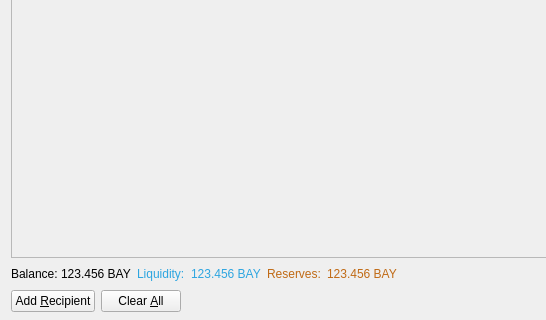
Above: src/qt/forms/sendcoinsdialog.ui from bitbaymarket/bitbay-core before the change; both pictures show x 0 to 546 and y 195 to 515 of the 870 by 515 pixel window. Below: the same form after it.
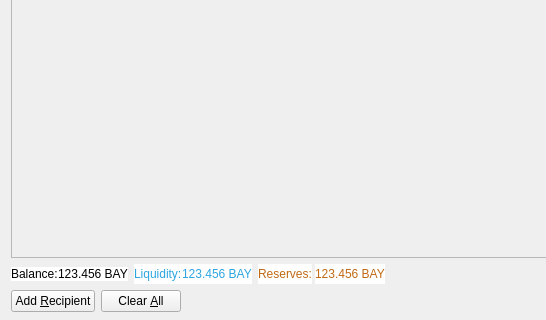
That is the form after the change. Icons and pictures are not drawn.

```diff
--- a/src/qt/forms/sendcoinsdialog.ui
+++ b/src/qt/forms/sendcoinsdialog.ui
@@ -561,7 +561,7 @@
      <item>
       <layout class="QHBoxLayout" name="horizontalLayout_2">
        <property name="spacing">
-        <number>3</number>
+        <number>0</number>
        </property>
        <item>
         <widget class="QLabel" name="label">
@@ -571,6 +571,73 @@
            <verstretch>0</verstretch>
           </sizepolicy>
          </property>
+         <property name="palette">
+          <palette>
+           <active>
+            <colorrole role="Base">
+             <brush brushstyle="SolidPattern">
+              <color alpha="255">
+               <red>255</red>
+               <green>255</green>
+               <blue>255</blue>
+              </color>
+             </brush>
+            </colorrole>
+            <colorrole role="Window">
+             <brush brushstyle="SolidPattern">
+              <color alpha="255">
+               <red>255</red>
+               <green>255</green>
+               <blue>255</blue>
+              </color>
+             </brush>
+            </colorrole>
+           </active>
+           <inactive>
+            <colorrole role="Base">
+             <brush brushstyle="SolidPattern">
+              <color alpha="255">
+               <red>255</red>
+               <green>255</green>
+               <blue>255</blue>
+              </color>
+             </brush>
+            </colorrole>
+            <colorrole role="Window">
+             <brush brushstyle="SolidPattern">
+              <color alpha="255">
+               <red>255</red>
+               <green>255</green>
+               <blue>255</blue>
+              </color>
+             </brush>
+            </colorrole>
+           </inactive>
+           <disabled>
+            <colorrole role="Base">
+             <brush brushstyle="SolidPattern">
+              <color alpha="255">
+               <red>255</red>
+               <green>255</green>
+               <blue>255</blue>
+              </color>
+             </brush>
+            </colorrole>
+            <colorrole role="Window">
+             <brush brushstyle="SolidPattern">
+              <color alpha="255">
+               <red>255</red>
+               <green>255</green>
+               <blue>255</blue>
+              </color>
+             </brush>
+            </colorrole>
+           </disabled>
+          </palette>
+         </property>
+         <property name="autoFillBackground">
+          <bool>true</bool>
+         </property>
          <property name="text">
           <string>Balance:</string>
          </property>
@@ -584,9 +651,76 @@
            <verstretch>0</verstretch>
           </sizepolicy>
          </property>
+         <property name="palette">
+          <palette>
+           <active>
+            <colorrole role="Base">
+             <brush brushstyle="SolidPattern">
+              <color alpha="255">
+               <red>255</red>
+               <green>255</green>
+               <blue>255</blue>
+              </color>
+             </brush>
+            </colorrole>
+            <colorrole role="Window">
+             <brush brushstyle="SolidPattern">
+              <color alpha="255">
+               <red>255</red>
+               <green>255</green>
+               <blue>255</blue>
+              </color>
+             </brush>
+            </colorrole>
+           </active>
+           <inactive>
+            <colorrole role="Base">
+             <brush brushstyle="SolidPattern">
+              <color alpha="255">
+               <red>255</red>
+               <green>255</green>
+               <blue>255</blue>
+              </color>
+             </brush>
+            </colorrole>
+            <colorrole role="Window">
+             <brush brushstyle="SolidPattern">
+              <color alpha="255">
+               <red>255</red>
+               <green>255</green>
+               <blue>255</blue>
+              </color>
+             </brush>
+            </colorrole>
+           </inactive>
+           <disabled>
+            <colorrole role="Base">
+             <brush brushstyle="SolidPattern">
+              <color alpha="255">
+               <red>255</red>
+               <green>255</green>
+               <blue>255</blue>
+              </color>
+             </brush>
+            </colorrole>
+            <colorrole role="Window">
+             <brush brushstyle="SolidPattern">
+              <color alpha="255">
+               <red>255</red>
+               <green>255</green>
+               <blue>255</blue>
+              </color>
+             </brush>
+            </colorrole>
+           </disabled>
+          </palette>
+         </property>
          <property name="cursor">
           <cursorShape>IBeamCursor</cursorShape>
          </property>
+         <property name="autoFillBackground">
+          <bool>true</bool>
+         </property>
          <property name="text">
           <string notr="true">123.456 BAY</string>
          </property>
@@ -599,6 +733,9 @@
      </item>
      <item>
       <layout class="QHBoxLayout" name="horizontalLayout_4">
+       <property name="spacing">
+        <number>0</number>
+       </property>
        <item>
         <widget class="QLabel" name="label_2">
          <property name="palette">
@@ -613,6 +750,24 @@
               </color>
              </brush>
             </colorrole>
+            <colorrole role="Base">
+             <brush brushstyle="SolidPattern">
+              <color alpha="255">
+               <red>255</red>
+               <green>255</green>
+               <blue>255</blue>
+              </color>
+             </brush>
+            </colorrole>
+            <colorrole role="Window">
+             <brush brushstyle="SolidPattern">
+              <color alpha="255">
+               <red>255</red>
+               <green>255</green>
+               <blue>255</blue>
+              </color>
+             </brush>
+            </colorrole>
            </active>
            <inactive>
             <colorrole role="WindowText">
@@ -624,6 +779,24 @@
               </color>
              </brush>
             </colorrole>
+            <colorrole role="Base">
+             <brush brushstyle="SolidPattern">
+              <color alpha="255">
+               <red>255</red>
+               <green>255</green>
+               <blue>255</blue>
+              </color>
+             </brush>
+            </colorrole>
+            <colorrole role="Window">
+             <brush brushstyle="SolidPattern">
+              <color alpha="255">
+               <red>255</red>
+               <green>255</green>
+               <blue>255</blue>
+              </color>
+             </brush>
+            </colorrole>
            </inactive>
            <disabled>
             <colorrole role="WindowText">
@@ -635,9 +808,30 @@
               </color>
              </brush>
             </colorrole>
+            <colorrole role="Base">
+             <brush brushstyle="SolidPattern">
+              <color alpha="255">
+               <red>255</red>
+               <green>255</green>
+               <blue>255</blue>
+              </color>
+             </brush>
+            </colorrole>
+            <colorrole role="Window">
+             <brush brushstyle="SolidPattern">
+              <color alpha="255">
+               <red>255</red>
+               <green>255</green>
+               <blue>255</blue>
+              </color>
+             </brush>
+            </colorrole>
            </disabled>
           </palette>
          </property>
+         <property name="autoFillBackground">
+          <bool>true</bool>
+         </property>
          <property name="text">
           <string>Liquidity:</string>
          </property>
@@ -657,6 +851,15 @@
               </color>
              </brush>
             </colorrole>
+            <colorrole role="Window">
+             <brush brushstyle="SolidPattern">
+              <color alpha="255">
+               <red>255</red>
+               <green>255</green>
+               <blue>255</blue>
+              </color>
+             </brush>
+            </colorrole>
            </active>
            <inactive>
             <colorrole role="WindowText">
@@ -668,6 +871,15 @@
               </color>
              </brush>
             </colorrole>
+            <colorrole role="Window">
+             <brush brushstyle="SolidPattern">
+              <color alpha="255">
+               <red>255</red>
+               <green>255</green>
+               <blue>255</blue>
+              </color>
+             </brush>
+            </colorrole>
            </inactive>
            <disabled>
             <colorrole role="WindowText">
@@ -679,9 +891,21 @@
               </color>
              </brush>
             </colorrole>
+            <colorrole role="Window">
+             <brush brushstyle="SolidPattern">
+              <color alpha="255">
+               <red>255</red>
+               <green>255</green>
+               <blue>255</blue>
+              </color>
+             </brush>
+            </colorrole>
            </disabled>
           </palette>
          </property>
+         <property name="autoFillBackground">
+          <bool>true</bool>
+         </property>
          <property name="text">
           <string>123.456 BAY</string>
          </property>
@@ -694,6 +918,9 @@
      </item>
      <item>
       <layout class="QHBoxLayout" name="horizontalLayout_5">
+       <property name="spacing">
+        <number>3</number>
+       </property>
        <item>
         <widget class="QLabel" name="label_3">
          <property name="palette">
@@ -708,6 +935,24 @@
               </color>
              </brush>
             </colorrole>
+            <colorrole role="Base">
+             <brush brushstyle="SolidPattern">
+              <color alpha="255">
+               <red>255</red>
+               <green>255</green>
+               <blue>255</blue>
+              </color>
+             </brush>
+            </colorrole>
+            <colorrole role="Window">
+             <brush brushstyle="SolidPattern">
+              <color alpha="255">
+               <red>255</red>
+               <green>255</green>
+               <blue>255</blue>
+              </color>
+             </brush>
+            </colorrole>
            </active>
            <inactive>
             <colorrole role="WindowText">
@@ -719,6 +964,24 @@
               </color>
              </brush>
             </colorrole>
+            <colorrole role="Base">
+             <brush brushstyle="SolidPattern">
+              <color alpha="255">
+               <red>255</red>
+               <green>255</green>
+               <blue>255</blue>
+              </color>
+             </brush>
+            </colorrole>
+            <colorrole role="Window">
+             <brush brushstyle="SolidPattern">
+              <color alpha="255">
+               <red>255</red>
+               <green>255</green>
+               <blue>255</blue>
+              </color>
+             </brush>
+            </colorrole>
            </inactive>
            <disabled>
             <colorrole role="WindowText">
@@ -730,9 +993,30 @@
               </color>
              </brush>
             </colorrole>
+            <colorrole role="Base">
+             <brush brushstyle="SolidPattern">
+              <color alpha="255">
+               <red>255</red>
+               <green>255</green>
+               <blue>255</blue>
+              </color>
+             </brush>
+            </colorrole>
+            <colorrole role="Window">
+             <brush brushstyle="SolidPattern">
+              <color alpha="255">
+               <red>255</red>
+               <green>255</green>
+               <blue>255</blue>
+              </color>
+             </brush>
+            </colorrole>
            </disabled>
           </palette>
          </property>
+         <property name="autoFillBackground">
+          <bool>true</bool>
+         </property>
          <property name="text">
           <string>Reserves:</string>
          </property>
@@ -752,6 +1036,24 @@
               </color>
              </brush>
             </colorrole>
+            <colorrole role="Base">
+             <brush brushstyle="SolidPattern">
+              <color alpha="255">
+               <red>255</red>
+               <green>255</green>
+               <blue>255</blue>
+              </color>
+             </brush>
+            </colorrole>
+            <colorrole role="Window">
+             <brush brushstyle="SolidPattern">
+              <color alpha="255">
+               <red>255</red>
+               <green>255</green>
+               <blue>255</blue>
+              </color>
+             </brush>
+            </colorrole>
            </active>
            <inactive>
             <colorrole role="WindowText">
@@ -763,6 +1065,24 @@
               </color>
              </brush>
             </colorrole>
+            <colorrole role="Base">
+             <brush brushstyle="SolidPattern">
+              <color alpha="255">
+               <red>255</red>
+               <green>255</green>
+               <blue>255</blue>
+              </color>
+             </brush>
+            </colorrole>
+            <colorrole role="Window">
+             <brush brushstyle="SolidPattern">
+              <color alpha="255">
+               <red>255</red>
+               <green>255</green>
+               <blue>255</blue>
+              </color>
+             </brush>
+            </colorrole>
            </inactive>
            <disabled>
             <colorrole role="WindowText">
@@ -774,9 +1094,30 @@
               </color>
              </brush>
             </colorrole>
+            <colorrole role="Base">
+             <brush brushstyle="SolidPattern">
+              <color alpha="255">
+               <red>255</red>
+               <green>255</green>
+               <blue>255</blue>
+              </color>
+             </brush>
+            </colorrole>
+            <colorrole role="Window">
+             <brush brushstyle="SolidPattern">
+              <color alpha="255">
+               <red>255</red>
+               <green>255</green>
+               <blue>255</blue>
+              </color>
+             </brush>
+            </colorrole>
            </disabled>
           </palette>
          </property>
+         <property name="autoFillBackground">
+          <bool>true</bool>
+         </property>
          <property name="text">
           <string>123.456 BAY</string>
          </property>
```
